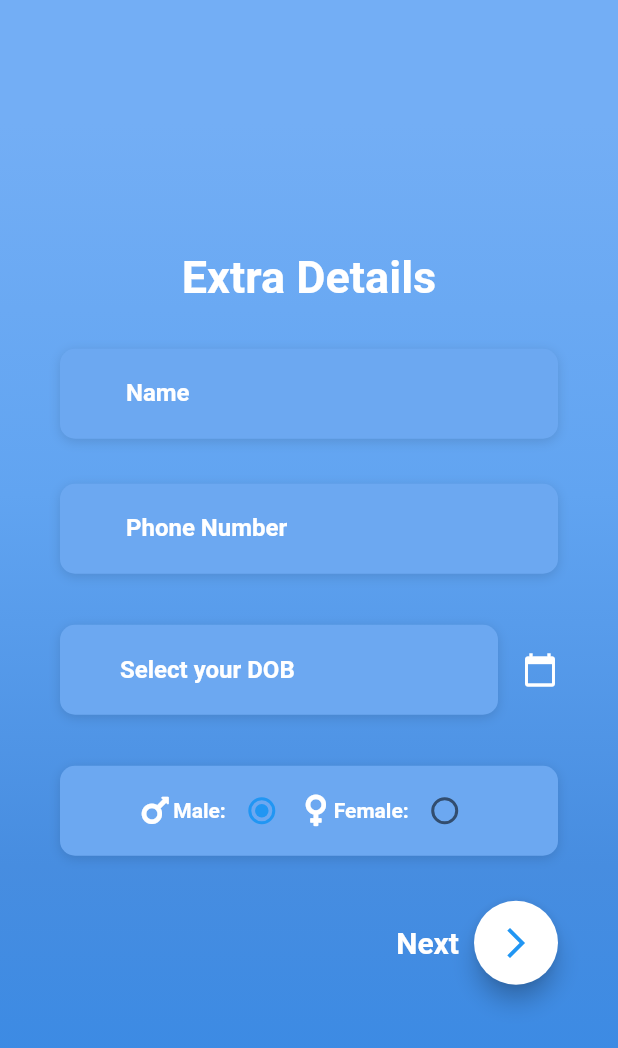
After one commit to abhishekmahajan98/laundro, a Flutter app: the UserDetailsPage screen opened by its route, on a phone screen of 412 x 824 dp. The commit adds this screen. Shown: the top 1048 px of the screen. Run offline on Flutter 3.47's test engine with Material 2 defaults, Android fonts, the phone set to English and light mode, and no system bars; our stand-ins replace carousel_pro, cloud_firestore, firebase_auth, font_awesome_flutter, google_sign_in, modal_progress_hud and 2 more; missing offline and left inert: razorpay_flutter; accounts and stored records are empty; Roboto replaces fonts that are missing (OpenSans).

Commit message:
Added user details file

```diff
--- /dev/null
+++ b/lib/pages/extradetails.dart
@@ -0,0 +1,339 @@
+
+import 'package:flutter/material.dart';
+import 'package:font_awesome_flutter/font_awesome_flutter.dart';
+
+
+
+class UserDetailsPage extends StatefulWidget {
+  @override
+  _UserDetailsPageState createState() => _UserDetailsPageState();
+}
+
+class _UserDetailsPageState extends State<UserDetailsPage> {
+  DateTime selectedDate = DateTime.now();
+  //DateTime selectedDt=DateTime.now();
+  String selectedDay;
+  String selectedMonth;
+  String selectedYear;
+  int group=1;
+
+  Widget _buildName() {
+    return Container(
+      alignment: Alignment.centerLeft,
+      decoration: BoxDecoration(
+        color: Color(0xFF6CA8F1),
+        borderRadius: BorderRadius.circular(10.0),
+        boxShadow: [
+          BoxShadow(
+            color: Colors.black12,
+            blurRadius: 6.0,
+            offset: Offset(0, 2),
+          ),
+        ],
+      ),
+      height: 60.0,
+      child: TextField(
+        obscureText: true,
+        onChanged: (value) {
+
+        },
+
+        style: TextStyle(
+          color: Colors.white,
+        ),
+        decoration: InputDecoration(
+          border: InputBorder.none,
+          labelText: 'Name',
+          contentPadding: EdgeInsets.only(top: 4.0,left: 44.0),
+
+          //hintText: 'Enter your Name',
+
+          labelStyle: TextStyle(
+
+            color: Colors.white,
+            fontWeight: FontWeight.bold,
+            fontFamily: 'OpenSans',
+          ),
+        ),
+      ),
+    );
+  }
+
+  Widget _buildPhone()
+  {
+    return Container(
+      alignment: Alignment.centerLeft,
+      decoration: BoxDecoration(
+        color: Color(0xFF6CA8F1),
+        borderRadius: BorderRadius.circular(10.0),
+        boxShadow: [
+          BoxShadow(
+            color: Colors.black12,
+            blurRadius: 6.0,
+            offset: Offset(0, 2),
+          ),
+        ],
+      ),
+      height: 60.0,
+      child: TextField(
+        obscureText: true,
+        onChanged: (value) {
+
+        },
+        keyboardType: TextInputType.phone,
+        style: TextStyle(
+          color: Colors.white,
+        ),
+        decoration: InputDecoration(
+          border: InputBorder.none,
+
+          labelText: "Phone Number" ,
+          contentPadding: EdgeInsets.only(top: 4.0,left: 44.0),
+
+
+
+          labelStyle: TextStyle(
+            fontWeight: FontWeight.bold,
+            color: Colors.white,
+            fontFamily: 'OpenSans',
+          ),
+        ),
+      ),
+    );
+
+  }
+  Future<void> _selectDate(BuildContext context) async {
+    final DateTime picked = await showDatePicker(
+        context: context,
+        initialDate: selectedDate,
+        firstDate: DateTime(1950, 1),
+        lastDate: DateTime(2101));
+    if (picked != null && picked != selectedDate)
+      setState(() {
+        selectedDate = picked;
+
+      });
+    //return selectedDate;
+  }
+  Widget _buildGender()
+  {
+    return Container(
+
+      height: 60.0,
+      //alignment: Alignment.center,
+      decoration: BoxDecoration(
+
+        color: Color(0xFF6CA8F1),
+        borderRadius: BorderRadius.circular(10.0),
+        boxShadow: [
+          BoxShadow(
+            color: Colors.black12,
+            blurRadius: 6.0,
+            offset: Offset(0, 2),
+          ),
+        ],
+      ),
+
+      child: Row(
+        mainAxisAlignment: MainAxisAlignment.center,
+        children: <Widget>[
+          Icon(
+            FontAwesomeIcons.mars,
+            color: Colors.white,
+          ),
+          Text(
+            'Male:',
+            style: TextStyle(
+              color: Colors.white,
+              fontWeight: FontWeight.bold,
+            ),
+          ),
+          Radio(value: 1,
+              groupValue: group,
+              onChanged: (T){
+                print(T);
+                setState(() {
+                  group =T;
+
+                });
+              }
+
+          ),
+          Icon(
+            FontAwesomeIcons.venus,
+            color: Colors.white,
+          ),
+          Text(
+            'Female:',
+            style: TextStyle(
+              color: Colors.white,
+              fontWeight: FontWeight.bold,
+            ),
+          ),
+          Radio(value: 2,
+              groupValue: group,
+              onChanged: (T){
+                print(T);
+                setState(() {
+                  group =T;
+
+                });
+              }
+
+          ),
+        ],
+      ),
+    );
+  }
+  Widget _buildDOB(){
+    return ListTile(
+
+      contentPadding: EdgeInsets.all(0),
+
+      title: Container(
+        alignment: Alignment.centerLeft,
+        height: 60.0,
+        decoration: BoxDecoration(
+
+          color: Color(0xFF6CA8F1),
+          borderRadius: BorderRadius.circular(10.0),
+          boxShadow: [
+            BoxShadow(
+              color: Colors.black12,
+              blurRadius: 6.0,
+              offset: Offset(0, 2),
+            ),
+          ],
+        ),
+        child: TextField(
+          enabled: false,
+
+
+          decoration: InputDecoration(
+
+            border: InputBorder.none,
+            hintText: selectedDay!=null?"DOB:   "+selectedDay+"/"+selectedMonth+"/"+selectedYear:'Select your DOB',
+            contentPadding:EdgeInsets.only(left: 40.0),
+            hintStyle: TextStyle(
+              fontWeight: FontWeight.bold,
+              color: Colors.white,
+              fontFamily: 'OpenSans',
+            ),
+
+          ),
+          onChanged: (value){
+            setState(() {
+
+            });
+          },
+
+
+
+
+        ),
+      ),
+      trailing: GestureDetector(
+        child: Icon(
+          Icons.calendar_today,
+          color: Colors.white,
+        ),
+        onTap: () async{
+          await _selectDate(context);
+          selectedDay=selectedDate.day.toString();
+          selectedMonth=selectedDate.month.toString();
+          selectedYear=selectedDate.year.toString();
+          print(selectedDate.toString());
+
+        },
+      ),
+    );
+  }
+
+
+  @override
+  Widget build(BuildContext context) {
+    return Scaffold(
+      resizeToAvoidBottomPadding: false,
+      body: Stack(
+        children: <Widget>[
+          Container(
+
+            height: double.infinity,
+            width: double.infinity,
+            decoration: BoxDecoration(
+              gradient: LinearGradient(
+                begin: Alignment.topCenter,
+                end: Alignment.bottomCenter,
+                colors: [
+                  Color(0xFF73AEF5),
+                  Color(0xFF61A4F1),
+                  Color(0xFF478DE0),
+                  Color(0xFF398AE5),
+                ],
+                stops: [0.1, 0.4, 0.7, 0.9],
+              ),
+            ),
+          ),
+          Container(
+            height: double.infinity,
+            child: Container(
+              margin: EdgeInsets.all(40),
+              child: Column(
+                mainAxisAlignment: MainAxisAlignment.center,
+                children: <Widget>[
+                  Text(
+                    'Extra Details',
+                    style: TextStyle(
+                      color: Colors.white,
+                      //fontFamily: 'OpenSans',
+                      fontSize: 30.0,
+                      fontWeight: FontWeight.bold,
+                    ),
+                  ),
+
+                  SizedBox(height: 30.0),
+                  _buildName(),
+                  SizedBox(height: 30.0),
+                  _buildPhone(),
+                  SizedBox(
+                    height: 30.0,
+                  ),
+                  _buildDOB(),
+                  SizedBox(height: 30.0),
+                  _buildGender(),
+                  SizedBox(height: 30,),
+                  Row(
+                    mainAxisAlignment: MainAxisAlignment.end,
+                    children: <Widget>[
+                      Text(
+                        'Next',
+                        style: TextStyle(
+                            color: Colors.white,
+                            fontWeight: FontWeight.bold,
+                            fontSize: 20
+                        ),
+                      ),
+                      SizedBox(
+                        width: 10,
+                      ),
+                      FloatingActionButton(
+                        backgroundColor: Colors.white,
+                        child: Icon(
+                          Icons.arrow_forward_ios,
+                          color: Colors.blue,
+                        ),
+                        onPressed: (){},),
+                    ],
+                  ),
+
+
+
+                ],
+              ),
+            ),
+          )
+        ],
+      ),
+    );
+  }
+}
--- a/lib/pages/login_page.dart
+++ b/lib/pages/login_page.dart
@@ -343,7 +343,9 @@ class _LoginScreenState extends State<LoginScreen> {
                 ),
                 Container(
                   height: double.infinity,
-                  child: Container(
+                  child: ListView(
+                    children: <Widget>[
+                      Container(
                         margin: EdgeInsets.all(40),
                         child: Column(
                           mainAxisAlignment: MainAxisAlignment.center,
@@ -378,6 +380,8 @@ class _LoginScreenState extends State<LoginScreen> {
                           ],
                         ),
                       ),
+                    ],
+                  ),
                 )
               ],
             ),
--- a/lib/route.dart
+++ b/lib/route.dart
@@ -11,7 +11,7 @@ import './pages/dry_cleaning_menu_page.dart';
 import './pages/cart_page.dart';
 import './pages/order_conform_page.dart';
 import './pages/test_page.dart';
-
+import './pages/extradetails.dart';
 Map<String, WidgetBuilder> routes(BuildContext context) {
   return <String, WidgetBuilder>{
     "/": (context)=>SplashScreen(),
@@ -27,5 +27,6 @@ Map<String, WidgetBuilder> routes(BuildContext context) {
     "/order-confirm-page": (context) => OrderConfirmPage(),
     "/my_account":(context)=> MyAccount(),
     '/test_page':(context)=>FirestoreTest(),
+    "/extradetails":(context)=>UserDetailsPage(),
   };
 }
--- a/pubspec.yaml
+++ b/pubspec.yaml
@@ -32,6 +32,7 @@ dependencies:
   cupertino_icons: ^0.1.2
   webview_flutter: ^0.3.15+1
   uuid: ^2.0.4
+  font_awesome_flutter: ^8.5.0
 
 dev_dependencies:
   flutter_test:
--- /dev/null
+++ b/userdetails.dart
@@ -0,0 +1,41 @@
+
+import 'package:flutter/material.dart';
+
+class UserDetails extends StatefulWidget {
+  @override
+  _UserDetailsState createState() => _UserDetailsState();
+}
+
+class _UserDetailsState extends State<UserDetails> {
+  @override
+  Widget build(BuildContext context) {
+    return Scaffold(
+      body: Container(
+        child: Stack(
+          children: <Widget>[
+        Container(
+        height: double.infinity,
+          width: double.infinity,
+          decoration: BoxDecoration(
+            gradient: LinearGradient(
+              begin: Alignment.topCenter,
+              end: Alignment.bottomCenter,
+              colors: [
+                Color(0xFF73AEF5),
+                Color(0xFF61A4F1),
+                Color(0xFF478DE0),
+                Color(0xFF398AE5),
+              ],
+              stops: [0.1, 0.4, 0.7, 0.9],
+            ),
+          ),
+        ),
+            Container(
+
+            ),
+
+  ],
+      ),
+    ));
+  }
+}
```
Also changed, not shown: pubspec.lock. Lines whose indentation alone changed are shown as unchanged.
